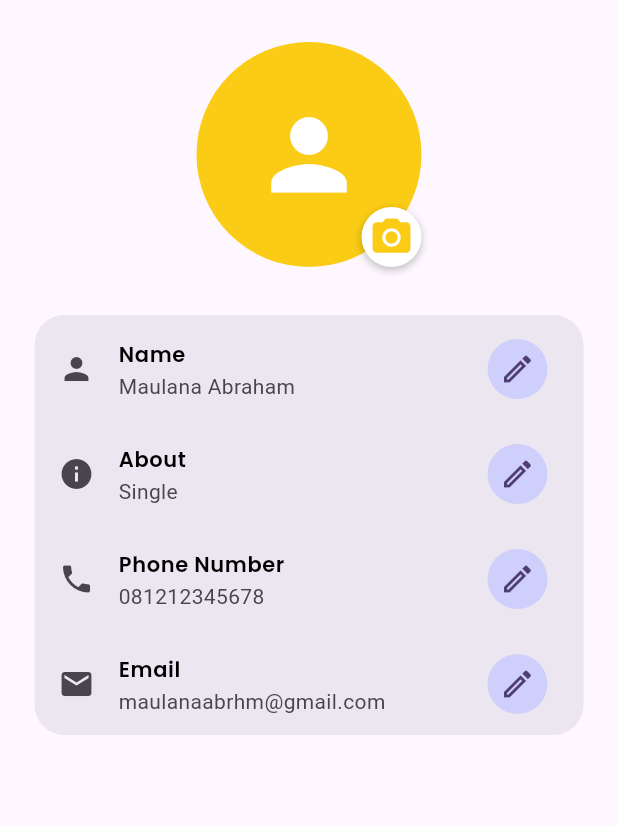
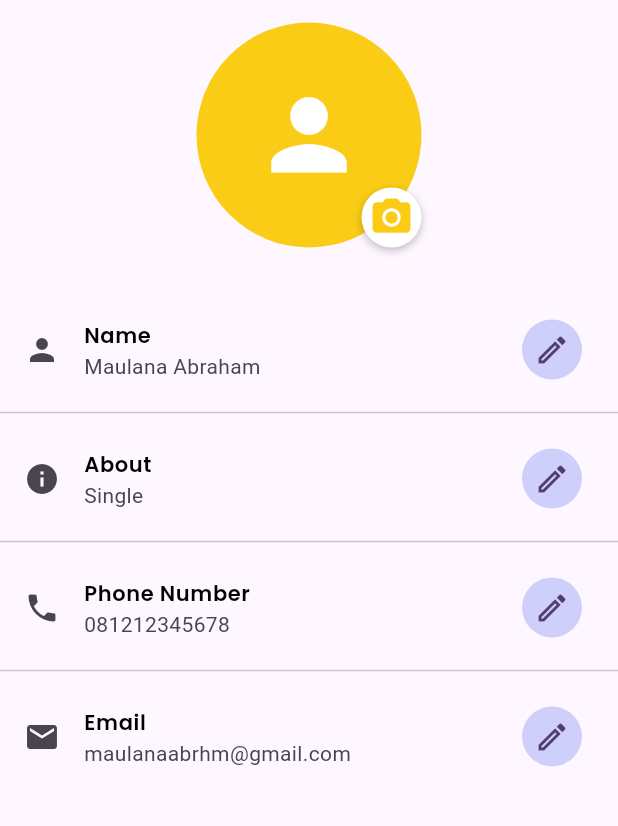
Before and after one commit to Capstone-Project-Alterra-Kelompok-8/e-complaint-mobile, a Flutter app: the screen it shows after launch, after a tap on "Ubah Profile", on a phone screen of 412 x 824 dp, the part 84-910 px from its top. Run offline on Flutter 3.47's test engine with Material 3 defaults, Android fonts, the light colour scheme and no system bars; our stand-ins replace google_fonts.

Commit message:
💅 style: Improve code formatting

```diff
--- a/e_complaint_app/lib/views/screens/home/chanepassword_screen.dart
+++ b/e_complaint_app/lib/views/screens/home/chanepassword_screen.dart
@@ -210,11 +210,10 @@ class _ChangePasswordProfileScreenState
                                         const SizedBox(height: 20),
                                         ElevatedButton(
                                           onPressed: () {
-                                            Navigator.of(context)
-                                                .pushReplacement(
-                                                    MaterialPageRoute(
-                                                        builder: (_) =>
-                                                            ProfileScreen()));
+                                            Navigator.of(context).pushReplacement(
+                                                MaterialPageRoute(
+                                                    builder: (_) =>
+                                                        const ProfileScreen()));
                                           },
                                           style: ElevatedButton.styleFrom(
                                             backgroundColor: ColorCollections
--- a/e_complaint_app/lib/views/screens/home/changeprofile_screen.dart
+++ b/e_complaint_app/lib/views/screens/home/changeprofile_screen.dart
@@ -14,12 +14,10 @@ class _ChangeProfileScreenState extends State<ChangeProfileScreen> {
   Widget build(BuildContext context) {
     return Scaffold(
       appBar: const CurvedAppBar(),
-      body: Padding(
-        padding: const EdgeInsets.all(23.0),
-        child: Column(
+      body: Column(
         children: [
           const SizedBox(
-              height: 5,
+            height: 15,
           ),
           Center(
             child: Stack(
@@ -68,7 +66,6 @@ class _ChangeProfileScreenState extends State<ChangeProfileScreen> {
               width: double.infinity,
               height: 70,
               decoration: const BoxDecoration(
-                  color: ColorCollections.profileColor,
                 borderRadius: BorderRadius.only(
                   topLeft: Radius.circular(20.0),
                   topRight: Radius.circular(20.0),
@@ -85,10 +82,10 @@ class _ChangeProfileScreenState extends State<ChangeProfileScreen> {
                     backgroundColor: ColorCollections.profileButtonColor,
                     child: Icon(Icons.edit_outlined)),
               )),
-            Container(
+          const Divider(),
+          SizedBox(
               width: double.infinity,
               height: 70,
-                color: ColorCollections.profileColor,
               child: ListTile(
                 leading: const Icon(Icons.info),
                 title: Text(
@@ -100,10 +97,10 @@ class _ChangeProfileScreenState extends State<ChangeProfileScreen> {
                     backgroundColor: ColorCollections.profileButtonColor,
                     child: Icon(Icons.edit_outlined)),
               )),
-            Container(
+          const Divider(),
+          SizedBox(
               width: double.infinity,
               height: 70,
-                color: ColorCollections.profileColor,
               child: ListTile(
                 leading: const Icon(Icons.phone),
                 title: Text(
@@ -115,11 +112,11 @@ class _ChangeProfileScreenState extends State<ChangeProfileScreen> {
                     backgroundColor: ColorCollections.profileButtonColor,
                     child: Icon(Icons.edit_outlined)),
               )),
+          const Divider(),
           Container(
               width: double.infinity,
               height: 70,
               decoration: const BoxDecoration(
-                  color: ColorCollections.profileColor,
                 borderRadius: BorderRadius.only(
                   bottomLeft: Radius.circular(20.0),
                   bottomRight: Radius.circular(20.0),
@@ -138,7 +135,6 @@ class _ChangeProfileScreenState extends State<ChangeProfileScreen> {
               )),
         ],
       ),
-      ),
     );
   }
 }
--- a/e_complaint_app/lib/views/screens/home/homepage_screen.dart
+++ b/e_complaint_app/lib/views/screens/home/homepage_screen.dart
@@ -27,6 +27,7 @@ class _HomePageScreenState extends State<HomePageScreen> {
         ),
       ),
       backgroundColor: ColorCollections.backgroundColor,
+      resizeToAvoidBottomInset: false,
       body: ListView(
         children: [
           Container(
@@ -65,7 +66,9 @@ class _HomePageScreenState extends State<HomePageScreen> {
           ),
 
           // SEARCH WIDGET SECTION
-          const SizedBox(height: 10,),
+          const SizedBox(
+            height: 10,
+          ),
           Padding(
             padding:
                 const EdgeInsets.only(top: 10, right: 23, left: 23, bottom: 36),
--- a/e_complaint_app/lib/views/screens/home/profile_screen.dart
+++ b/e_complaint_app/lib/views/screens/home/profile_screen.dart
@@ -18,9 +18,8 @@ class _ProfileScreenState extends State<ProfileScreen> {
   Widget build(BuildContext context) {
     return Scaffold(
       appBar: const CurvedAppBar(),
-      body: Padding(
-        padding: const EdgeInsets.all(23.0),
-        child: ListView(
+      resizeToAvoidBottomInset: false,
+      body: ListView(
         children: [
           const Center(
             child: CircleAvatar(
@@ -62,7 +61,6 @@ class _ProfileScreenState extends State<ProfileScreen> {
               width: double.infinity,
               height: 70,
               decoration: const BoxDecoration(
-                  color: ColorCollections.profileColor,
                 borderRadius: BorderRadius.only(
                   topLeft: Radius.circular(20.0),
                   topRight: Radius.circular(20.0),
@@ -85,15 +83,15 @@ class _ProfileScreenState extends State<ProfileScreen> {
               ),
             ),
           ),
+          const Divider(),
           GestureDetector(
             onTap: () {
               Navigator.of(context).push(MaterialPageRoute(
                   builder: (_) => const ChangePasswordProfileScreen()));
             },
-              child: Container(
+            child: SizedBox(
               width: double.infinity,
               height: 70,
-                color: ColorCollections.profileColor,
               child: Row(
                 children: [
                   IconButton(
@@ -111,10 +109,10 @@ class _ProfileScreenState extends State<ProfileScreen> {
               ),
             ),
           ),
-            Container(
+          const Divider(),
+          SizedBox(
             width: double.infinity,
             height: 70,
-              color: ColorCollections.profileColor,
             child: Row(
               children: [
                 IconButton(
@@ -131,10 +129,10 @@ class _ProfileScreenState extends State<ProfileScreen> {
               ],
             ),
           ),
-            Container(
+          const Divider(),
+          SizedBox(
             width: double.infinity,
             height: 70,
-              color: ColorCollections.profileColor,
             child: Row(
               children: [
                 IconButton(
@@ -151,15 +149,15 @@ class _ProfileScreenState extends State<ProfileScreen> {
               ],
             ),
           ),
+          const Divider(),
           GestureDetector(
             onTap: () {
               Navigator.of(context).push(
                   MaterialPageRoute(builder: (_) => const AboutAppScreen()));
             },
-              child: Container(
+            child: SizedBox(
               width: double.infinity,
               height: 70,
-                color: ColorCollections.profileColor,
               child: Row(
                 children: [
                   IconButton(
@@ -177,13 +175,13 @@ class _ProfileScreenState extends State<ProfileScreen> {
               ),
             ),
           ),
+          const Divider(),
           GestureDetector(
             onTap: () {},
             child: Container(
               width: double.infinity,
               height: 70,
               decoration: const BoxDecoration(
-                  color: ColorCollections.profileColor,
                 borderRadius: BorderRadius.only(
                   bottomLeft: Radius.circular(20.0),
                   bottomRight: Radius.circular(20.0),
@@ -208,7 +206,6 @@ class _ProfileScreenState extends State<ProfileScreen> {
           ),
         ],
       ),
-      ),
       extendBody: true,
       floatingActionButton: FloatingActionButton(
         backgroundColor: ColorCollections.primaryColor,
```
Also changed, not shown: e_complaint_app/lib/views/screens/home/aboutapp_screen.dart (+6 -3 lines). Lines whose indentation alone changed are shown as unchanged.
